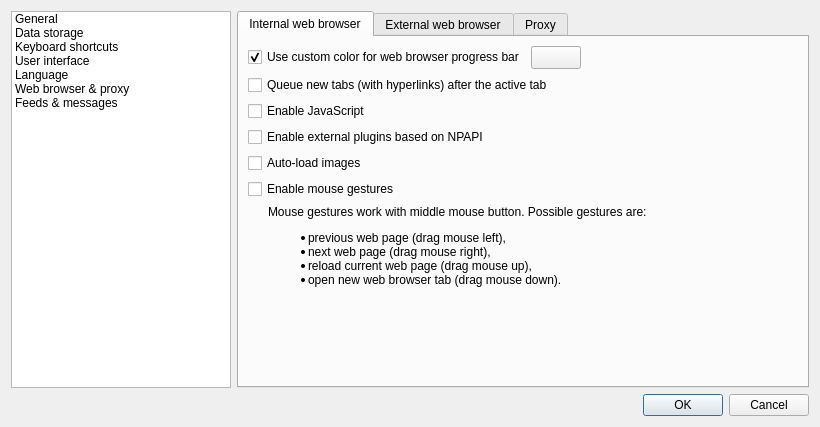
Old version of the form src/gui/formsettings.ui in the repository martinrotter/rssguard.
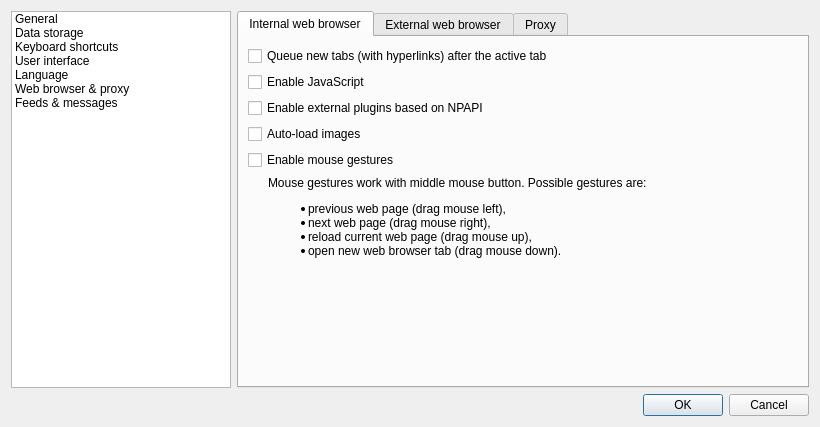
New version of the form. The open tabs and pages were chosen to show the change. Custom widgets are drawn as their Qt base class.

Diff of the .ui file:
```diff
--- a/src/gui/formsettings.ui
+++ b/src/gui/formsettings.ui
@@ -728,7 +728,42 @@
            <property name="fieldGrowthPolicy">
             <enum>QFormLayout::AllNonFixedFieldsGrow</enum>
            </property>
-           <item row="6" column="0" colspan="2">
+           <item row="0" column="0" colspan="2">
+            <widget class="QCheckBox" name="m_checkQueueTabs">
+             <property name="text">
+              <string>Queue new tabs (with hyperlinks) after the active tab</string>
+             </property>
+            </widget>
+           </item>
+           <item row="1" column="0">
+            <widget class="QCheckBox" name="m_checkEnableJavascript">
+             <property name="text">
+              <string>Enable JavaScript</string>
+             </property>
+            </widget>
+           </item>
+           <item row="2" column="0">
+            <widget class="QCheckBox" name="m_checkEnablePlugins">
+             <property name="text">
+              <string>Enable external plugins based on NPAPI</string>
+             </property>
+            </widget>
+           </item>
+           <item row="3" column="0">
+            <widget class="QCheckBox" name="m_checkAutoLoadImages">
+             <property name="text">
+              <string>Auto-load images</string>
+             </property>
+            </widget>
+           </item>
+           <item row="4" column="0" colspan="2">
+            <widget class="QCheckBox" name="m_checkMouseGestures">
+             <property name="text">
+              <string>Enable mouse gestures</string>
+             </property>
+            </widget>
+           </item>
+           <item row="5" column="0" colspan="2">
             <widget class="QLabel" name="m_lblMouseGestures">
              <property name="text">
               <string>Mouse gestures work with middle mouse button. Possible gestures are:
@@ -747,71 +782,6 @@
              </property>
             </widget>
            </item>
-           <item row="5" column="0" colspan="2">
-            <widget class="QCheckBox" name="m_checkMouseGestures">
-             <property name="text">
-              <string>Enable mouse gestures</string>
-             </property>
-            </widget>
-           </item>
-           <item row="1" column="0" colspan="2">
-            <widget class="QCheckBox" name="m_checkQueueTabs">
-             <property name="text">
-              <string>Queue new tabs (with hyperlinks) after the active tab</string>
-             </property>
-            </widget>
-           </item>
-           <item row="0" column="0">
-            <layout class="QHBoxLayout" name="horizontalLayout_12">
-             <item>
-              <widget class="QCheckBox" name="m_checkBrowserProgressColor">
-               <property name="text">
-                <string>Use custom color for web browser progress bar</string>
-               </property>
-               <property name="checked">
-                <bool>true</bool>
-               </property>
-              </widget>
-             </item>
-             <item>
-              <widget class="QToolButton" name="m_btnWebBrowserColorSample">
-               <property name="minimumSize">
-                <size>
-                 <width>50</width>
-                 <height>0</height>
-                </size>
-               </property>
-               <property name="autoFillBackground">
-                <bool>true</bool>
-               </property>
-               <property name="text">
-                <string/>
-               </property>
-              </widget>
-             </item>
-            </layout>
-           </item>
-           <item row="2" column="0">
-            <widget class="QCheckBox" name="m_checkEnableJavascript">
-             <property name="text">
-              <string>Enable JavaScript</string>
-             </property>
-            </widget>
-           </item>
-           <item row="3" column="0">
-            <widget class="QCheckBox" name="m_checkEnablePlugins">
-             <property name="text">
-              <string>Enable external plugins based on NPAPI</string>
-             </property>
-            </widget>
-           </item>
-           <item row="4" column="0">
-            <widget class="QCheckBox" name="m_checkAutoLoadImages">
-             <property name="text">
-              <string>Auto-load images</string>
-             </property>
-            </widget>
-           </item>
           </layout>
          </widget>
          <widget class="QWidget" name="m_tabExternalBrowser">
```
Left out of the diff: 16 changed lines with no effect on the pictures.
